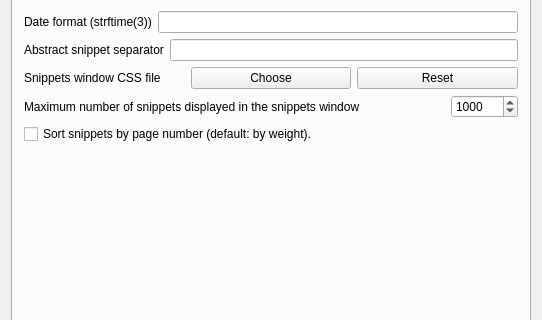
The window that src/qtgui/uiprefs.ui (alberti42/recoll-macos) describes before a commit, drawn with Qt 5; both pictures show x 0 to 542 and y 178 to 498 of the 542 by 604 pixel window.
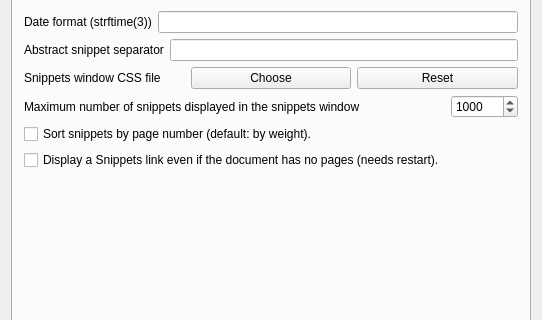
The same window after the commit. The open tabs and pages were chosen to show the change.

Commit message: add pref to display Snippets link even if doc has no pages

What changed in the file:
```diff
--- a/src/qtgui/uiprefs.ui
+++ b/src/qtgui/uiprefs.ui
@@ -624,6 +624,16 @@
             </property>
            </widget>
           </item>
+          <item>
+           <widget class="QCheckBox" name="alwaysSnippetsCB">
+            <property name="text">
+             <string>Display a Snippets link even if the document has no pages (needs restart).</string>
+            </property>
+            <property name="checked">
+             <bool>false</bool>
+            </property>
+           </widget>
+          </item>
          </layout>
         </item>
         <item>
```
The commit also changes 7 other files.
